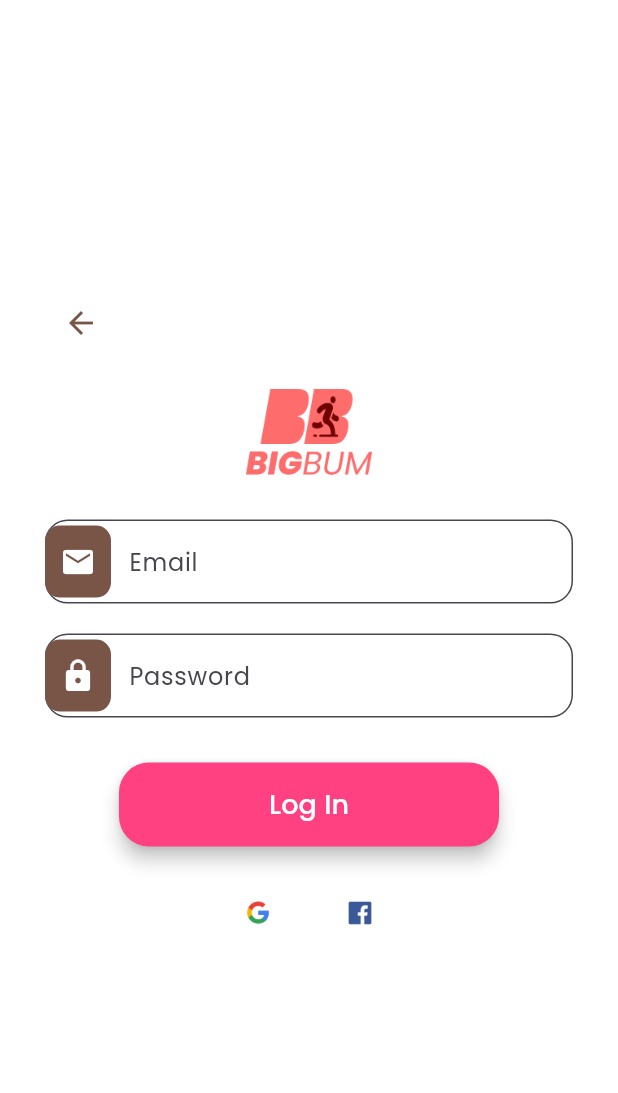
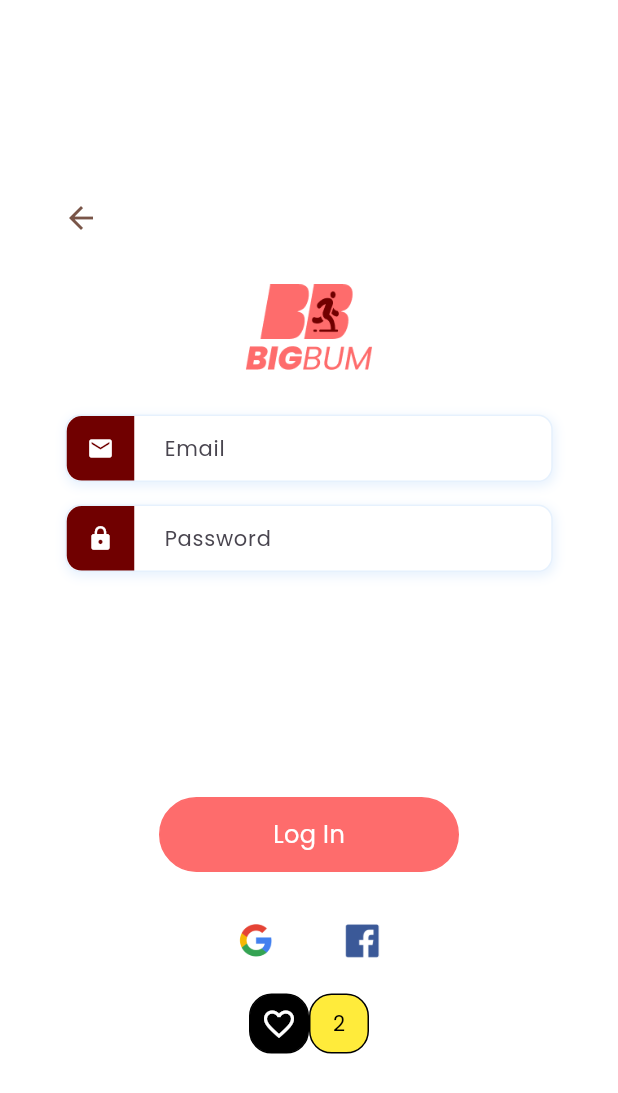
Before and after one commit to cherrelyeoh/nutrition-tracker, a Flutter app: the screen it shows after launch, on a phone screen of 412 x 824 dp. Shown: the top 1093 px of the screen. Run offline on Flutter 3.47's test engine with Material 3 defaults, Android fonts, the phone set to English and light mode, and no system bars; our stand-ins replace built_collection, built_value, dio; missing offline and left inert: one_of_serializer; generated files the repository leaves out were written again.

Commit message:
Adding in widgets

```diff
--- a/frontend_flutter/lib/pages/Login/login.dart
+++ b/frontend_flutter/lib/pages/Login/login.dart
@@ -1,5 +1,8 @@
 import 'package:flutter/material.dart';
 import 'package:fluttertest/pages/Introduction/intro.dart';
+import 'package:fluttertest/widgets/app_button_1.dart';
+import 'package:fluttertest/widgets/app_button_2.dart';
+import 'package:fluttertest/widgets/login_input.dart';
 
 class LoginPage extends StatelessWidget {
   const LoginPage({super.key});
@@ -16,7 +19,7 @@ class LoginPage extends StatelessWidget {
             Align(
               alignment: Alignment.topLeft,
               child: IconButton(
-                icon: Icon(Icons.arrow_back, color: Colors.brown),
+                icon: const Icon(Icons.arrow_back, color: Colors.brown),
                 onPressed: () {
                   Navigator.push(
                     context,
@@ -27,77 +30,49 @@ class LoginPage extends StatelessWidget {
             ),
 
             // Logo (BB Icon)
-            SizedBox(height: 20),
+            const SizedBox(height: 20),
             Image.asset(
               'assets/img/BB_1.png', // Ensure this image is in assets
               width: 120,
             ),
 
-            SizedBox(height: 20),
+            const SizedBox(height: 20),
 
-            // Email Field
-            TextField(
-              decoration: InputDecoration(
-                prefixIcon: Container(
-                  padding: EdgeInsets.all(10),
-                  margin: EdgeInsets.only(right: 8),
-                  decoration: BoxDecoration(
-                    color: Colors.brown,
-                    borderRadius: BorderRadius.circular(10),
-                  ),
-                  child: Icon(Icons.email, color: Colors.white),
-                ),
-                hintText: "Email",
-                filled: true,
-                fillColor: Colors.white,
-                border: OutlineInputBorder(
-                  borderRadius: BorderRadius.circular(15),
-                ),
-              ),
+            const LoginInput(
+              height: 45,
+              width: 325,
+              backgroundColor: Color(0xFF700000),
+              placeholderInput: "Email",
+              icon: Icons.email,
             ),
 
-            SizedBox(height: 20),
-
-            // Password Field
-            TextField(
-              obscureText: true,
-              decoration: InputDecoration(
-                prefixIcon: Container(
-                  padding: EdgeInsets.all(10),
-                  margin: EdgeInsets.only(right: 8),
-                  decoration: BoxDecoration(
-                    color: Colors.brown,
-                    borderRadius: BorderRadius.circular(10),
-                  ),
-                  child: Icon(Icons.lock, color: Colors.white),
-                ),
-                hintText: "Password",
-                filled: true,
-                fillColor: Colors.white,
-                border: OutlineInputBorder(
-                  borderRadius: BorderRadius.circular(15),
-                ),
-              ),
+            const SizedBox(
+              height: 15,
             ),
 
-            SizedBox(height: 30),
+            const LoginInput(
+              height: 45,
+              width: 325,
+              backgroundColor: Color(0xFF700000),
+              placeholderInput: "Password",
+              isObscureText: true,
+              icon: Icons.lock,
+            ),
+
+            const SizedBox(height: 150),
 
             // Login Button
-            ElevatedButton(
-              onPressed: () {},
-              style: ElevatedButton.styleFrom(
-                backgroundColor: Colors.pinkAccent,
-                padding: EdgeInsets.symmetric(horizontal: 100, vertical: 15),
-                shape: RoundedRectangleBorder(
-                  borderRadius: BorderRadius.circular(20),
-                ),
-                elevation: 5,
-              ),
-              child: Text("Log In",
-                  style: TextStyle(fontSize: 18, color: Colors.white)),
-            ),
+            AppButton1(
+                textColor: Colors.white,
+                backgroundColor: const Color(0xFFFE6C6C),
+                borderColor: const Color(0xFFFE6C6C),
+                borderRadius: 50,
+                text: "Log In",
+                textSize: 16,
+                height: 50,
+                width: 200),
 
-            SizedBox(height: 20),
+            const SizedBox(height: 20),
 
             // Social Media Login Buttons (Google, Facebook)
             Row(
@@ -105,20 +80,49 @@ class LoginPage extends StatelessWidget {
               children: [
                 IconButton(
                   icon: SizedBox(
-                    width: 24, // Adjust this value
-                    height: 24, // Adjust this value
+                    width: 35,
+                    height: 35,
                     child: Image.asset('assets/img/google.png'),
                   ),
                   onPressed: () {},
                 ),
-                SizedBox(width: 20),
+                const SizedBox(width: 20),
                 IconButton(
                   icon: SizedBox(
-                    width: 24, // Adjust this value
-                    height: 24, // Adjust this value
+                    width: 35,
+                    height: 35,
                     child: Image.asset('assets/img/facebook.png'),
                   ),
                   onPressed: () {},
+                ),
+              ],
+            ),
+            SizedBox(
+              height: 10,
+            ),
+
+            Row(
+              mainAxisAlignment: MainAxisAlignment.center,
+              children: [
+                AppButton2(
+                    textColor: Colors.white,
+                    backgroundColor: Colors.black,
+                    borderColor: Colors.black,
+                    text: "1",
+                    size: 40,
+                    isIcon: true,
+                    icon: Icons.favorite_border),
+                SizedBox(
+                  height: 10,
+                ),
+                AppButton2(
+                    textColor: Colors.black,
+                    backgroundColor: Colors.yellow,
+                    borderColor: Colors.black,
+                    text: "2",
+                    size: 40),
+                SizedBox(
+                  height: 10,
                 ),
               ],
             )
--- /dev/null
+++ b/frontend_flutter/lib/widgets/app_button_1.dart
@@ -0,0 +1,47 @@
+import 'package:flutter/material.dart';
+
+class AppButton1 extends StatelessWidget {
+  final Color textColor;
+  final Color backgroundColor;
+  final Color borderColor;
+  final String text;
+  final double textSize;
+  double borderRadius;
+  IconData? icon;
+  double height;
+  double width;
+  bool? isIcon;
+
+  AppButton1(
+      {super.key,
+      required this.textColor,
+      required this.backgroundColor,
+      required this.borderColor,
+      required this.text,
+      required this.textSize,
+      required this.borderRadius,
+      this.icon,
+      required this.height,
+      required this.width,
+      this.isIcon = false});
+
+  @override
+  Widget build(BuildContext context) {
+    return Container(
+      width: width,
+      height: height,
+      child: Center(
+        child: isIcon == false
+            ? Text(
+                text,
+                style: TextStyle(color: textColor, fontSize: textSize),
+              )
+            : Icon(icon, color: textColor),
+      ),
+      decoration: BoxDecoration(
+          color: backgroundColor,
+          borderRadius: BorderRadius.circular(borderRadius),
+          border: Border.all(color: borderColor, width: 1.0)),
+    );
+  }
+}
--- /dev/null
+++ b/frontend_flutter/lib/widgets/app_button_2.dart
@@ -0,0 +1,41 @@
+import 'package:flutter/material.dart';
+
+class AppButton2 extends StatelessWidget {
+  final Color textColor;
+  final Color backgroundColor;
+  final Color borderColor;
+  final String text;
+  IconData? icon;
+  double size;
+  bool? isIcon;
+
+  AppButton2(
+      {super.key,
+      required this.textColor,
+      required this.backgroundColor,
+      required this.borderColor,
+      required this.text,
+      this.icon,
+      required this.size,
+      this.isIcon = false});
+
+  @override
+  Widget build(BuildContext context) {
+    return Container(
+      width: size,
+      height: size,
+      child: Center(
+        child: isIcon == false
+            ? Text(
+                text,
+                style: TextStyle(color: textColor),
+              )
+            : Icon(icon, color: textColor),
+      ),
+      decoration: BoxDecoration(
+          color: backgroundColor,
+          borderRadius: BorderRadius.circular(15),
+          border: Border.all(color: borderColor, width: 1.0)),
+    );
+  }
+}
--- /dev/null
+++ b/frontend_flutter/lib/widgets/login_input.dart
@@ -0,0 +1,90 @@
+import 'package:flutter/material.dart';
+
+class LoginInput extends StatefulWidget {
+  final double height;
+  final double width;
+  final Color backgroundColor;
+  final String? placeholderInput;
+  final bool isObscureText;
+  final double textSize;
+  final Color textColor;
+  final IconData? icon;
+  const LoginInput(
+      {super.key,
+      required this.height,
+      required this.width,
+      required this.backgroundColor,
+      this.placeholderInput,
+      this.isObscureText = false,
+      this.textSize = 14,
+      this.textColor = Colors.black,
+      this.icon});
+
+  @override
+  State<LoginInput> createState() => _LoginInputState();
+}
+
+class _LoginInputState extends State<LoginInput> {
+  @override
+  Widget build(BuildContext context) {
+    return Container(
+      width: widget.width,
+      height: widget.height,
+      decoration: BoxDecoration(
+        borderRadius: BorderRadius.circular(10),
+        color: Colors.white,
+        border: Border.all(color: const Color(0x19006EE9), width: 1),
+        boxShadow: [
+          BoxShadow(
+            color: const Color(0x19006EE9),
+            blurRadius: 6,
+            offset: const Offset(1, 2),
+          )
+        ],
+      ),
+      child: Row(
+        children: [
+          // Left Red Icon Box
+          Container(
+            width: widget.height,
+            height: widget.height,
+            decoration: BoxDecoration(
+              color: widget.backgroundColor,
+              borderRadius: BorderRadius.only(
+                topLeft: Radius.circular(10),
+                bottomLeft: Radius.circular(10),
+              ),
+            ),
+            child: Center(
+              // ✅ Centers the icon inside the container
+              child: Icon(
+                widget.icon, // Change to any icon you want
+                color: Colors.white, // Adjust color as needed
+                size: widget.height * 0.4, // Icon size relative to container
+              ),
+            ),
+          ),
+          const SizedBox(width: 20), // Space between icon box and text
+
+          // Password Text
+          Expanded(
+            child: TextField(
+              obscureText: widget.isObscureText, // Hide password input
+              decoration: InputDecoration(
+                hintText: widget.placeholderInput,
+                border: InputBorder.none,
+                contentPadding: const EdgeInsets.symmetric(vertical: 12),
+              ),
+              style: TextStyle(
+                color: Colors.black,
+                fontSize: widget.textSize,
+                fontFamily: 'Poppins',
+              ),
+            ),
+          )
+        ],
+      ),
+    );
+    ;
+  }
+}
```
Also changed, not shown: frontend_flutter/pubspec.lock.
